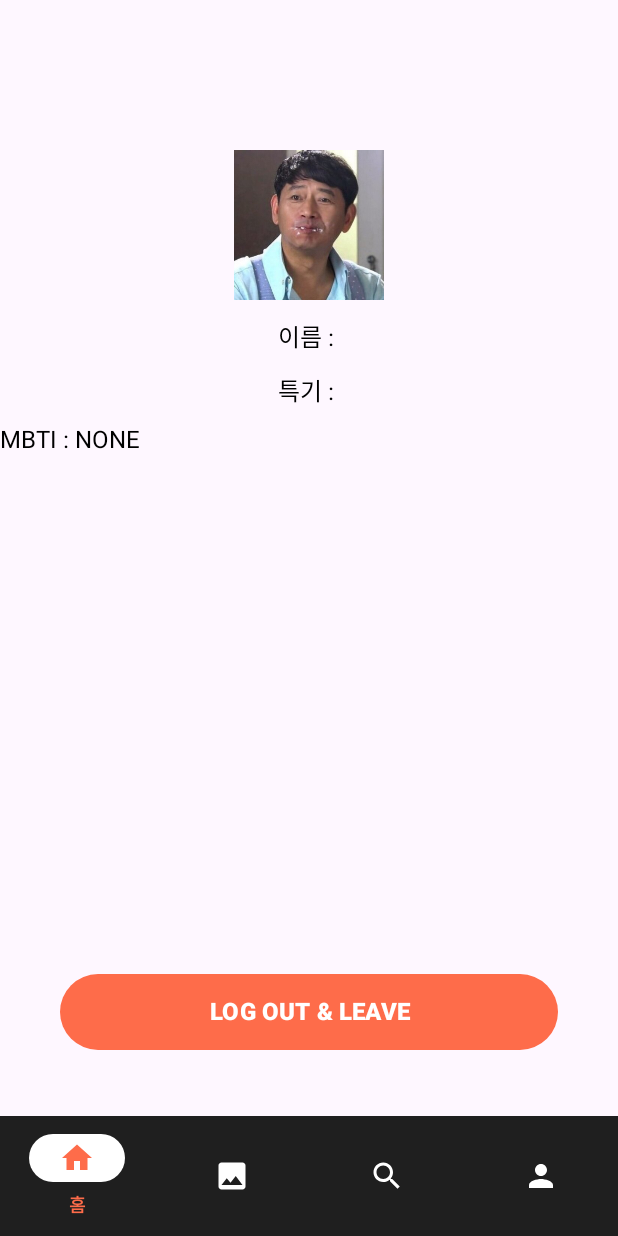
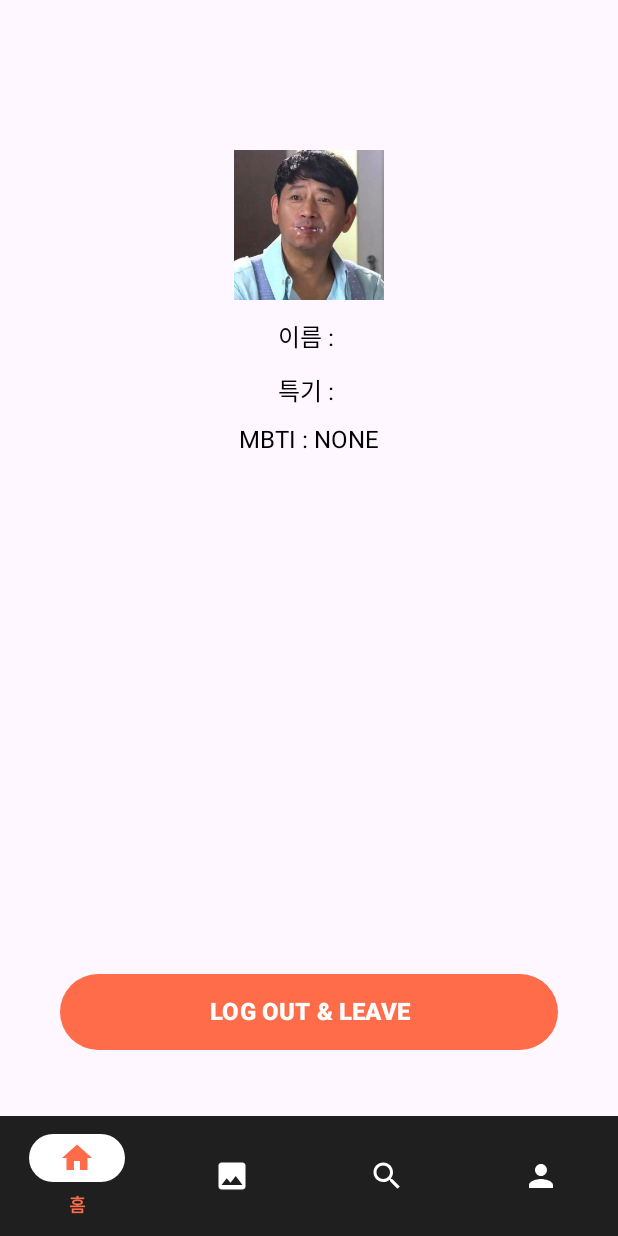
Before and after one commit to GO-SOPT-ANDROID/chaeyeon-jeon, an Android app: the fragment ProfileFragment placed in its activity, on a phone screen of 412 x 824 dp. Run offline under Robolectric (Android 15) with nearby library versions, the phone set to English and light mode, and no system bars; our stand-ins replace Dagger/Hilt's generated code, Timber, data binding; 1 statement that could not run was skipped.

Commit message:
[FIX/#6] mbti textview 배치 보완

```diff
--- a/app/src/main/res/layout/fragment_profile.xml
+++ b/app/src/main/res/layout/fragment_profile.xml
@@ -54,8 +54,8 @@
 
         <TextView
             android:id="@+id/tv_profile_mbti"
-            android:layout_width="0dp"
-            android:layout_height="20dp"
+            android:layout_width="wrap_content"
+            android:layout_height="wrap_content"
             android:layout_marginTop="12dp"
             android:text="@{@string/profile_mbti(vm.signedUpUser.mbti)}"
             android:textColor="@color/black"
```
